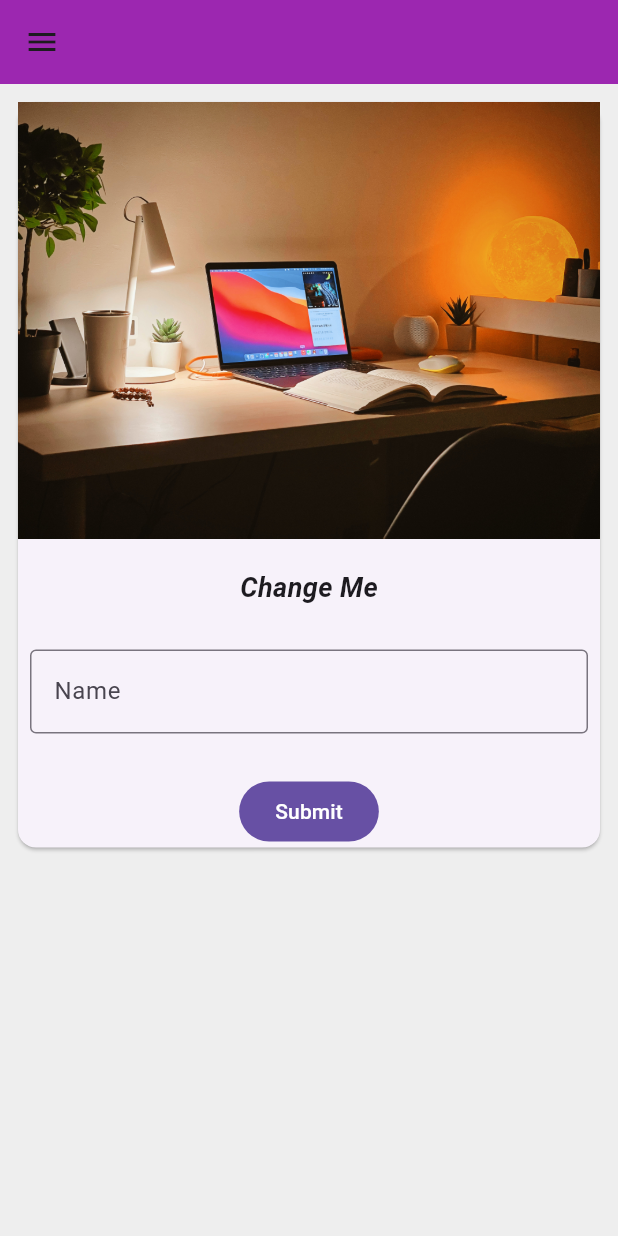
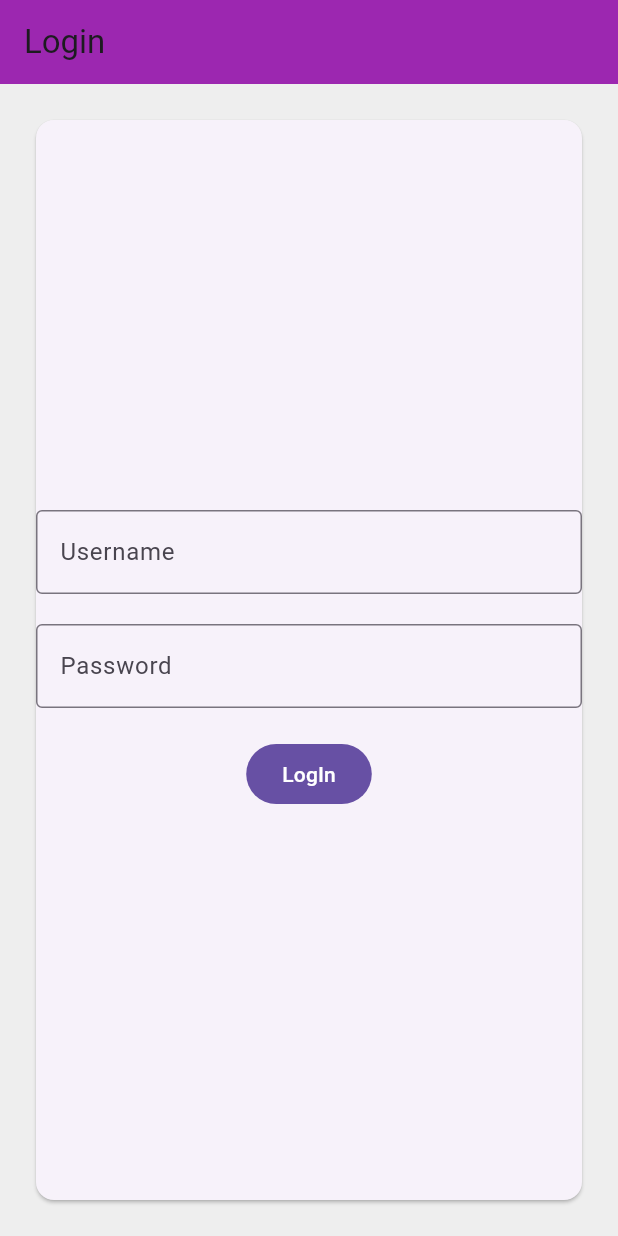
Before and after one commit to Raviraj-Singh3/Flutter_App, a Flutter app: the screen it shows after launch, on a phone screen of 412 x 824 dp. Run offline on Flutter 3.47's test engine with Material 3 defaults, Android fonts, the phone set to English and light mode, and no system bars.

Commit message:
login page

```diff
--- a/lib/main.dart
+++ b/lib/main.dart
@@ -1,5 +1,6 @@
 import 'package:flutter/material.dart';
-import 'package:flutter_api/homepage.dart';
+import 'package:flutter_api/pages/homepage.dart';
+import 'package:flutter_api/pages/login_page.dart';
 
 void main() {
   runApp(const MyApp());
@@ -15,7 +16,11 @@ class MyApp extends StatelessWidget {
       title: 'Flutter Demo',
       theme: ThemeData(primarySwatch: Colors.purple),
       debugShowCheckedModeBanner: false,
-      home: const MyHomePage(),
+      home: const LoginPage(),
+      routes: {
+        "/login": (context)=> LoginPage(),
+        "/home": (context)=> MyHomePage(),
+      },
     );
   }
 }
--- /dev/null
+++ b/lib/pages/login_page.dart
@@ -0,0 +1,57 @@
+import 'package:flutter/material.dart';
+
+class LoginPage extends StatefulWidget {
+  const LoginPage({Key? key}) : super(key: key);
+
+  @override
+  _LoginState createState() => _LoginState();
+}
+
+class _LoginState extends State<LoginPage> {
+  @override
+  Widget build(BuildContext context) {
+    return Scaffold(
+      backgroundColor: Colors.grey[200],
+      appBar: AppBar(
+        title: const Text("Login"),
+        backgroundColor: Colors.purple,
+      ),
+      body:  Padding(
+        padding: const EdgeInsets.all(20),
+        child: Card(
+          // color: Colors.black12,
+          child: Form(
+            child: Column(
+              mainAxisAlignment: MainAxisAlignment.center,
+              children: [
+                const TextField(
+                  decoration: InputDecoration(
+                    hintText: "Enter Username",
+                    labelText: "Username",
+                    border: OutlineInputBorder()
+                  ),
+                ),
+                const SizedBox(height: 20,),
+                const TextField(
+                  decoration: InputDecoration(
+                    hintText: "Password",
+                    labelText: "Password",
+                    border: OutlineInputBorder()
+                  ),
+                ),
+                const SizedBox(height: 20,),
+                FilledButton(
+                    onPressed: (){
+                      Navigator.pushNamed(context, "/home");
+                    },
+                    child: const Text("LogIn")
+                )
+
+              ],
+            ),
+          ),
+        ),
+      ),
+    );
+  }
+}
```
Also changed, not shown: lib/pages/homepage.dart (renamed from lib/homepage.dart).
